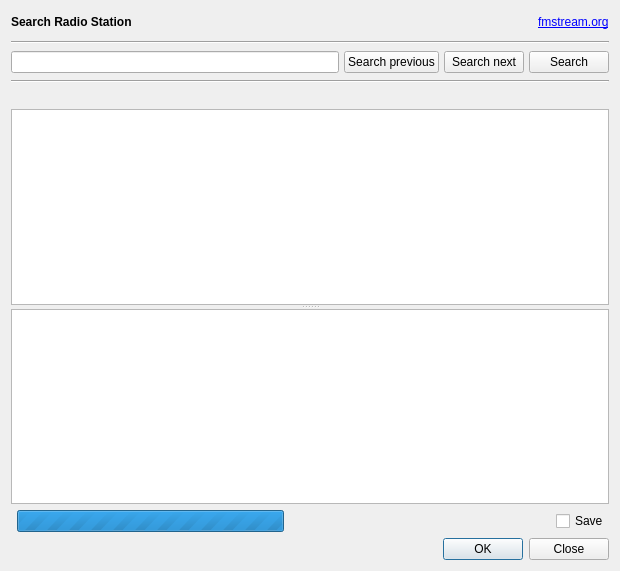
First picture: the form in src/Gui/Plugins/Stream/GUI_StationSearcher.ui, repository Inferno214221/sayonara-player, before the edit.
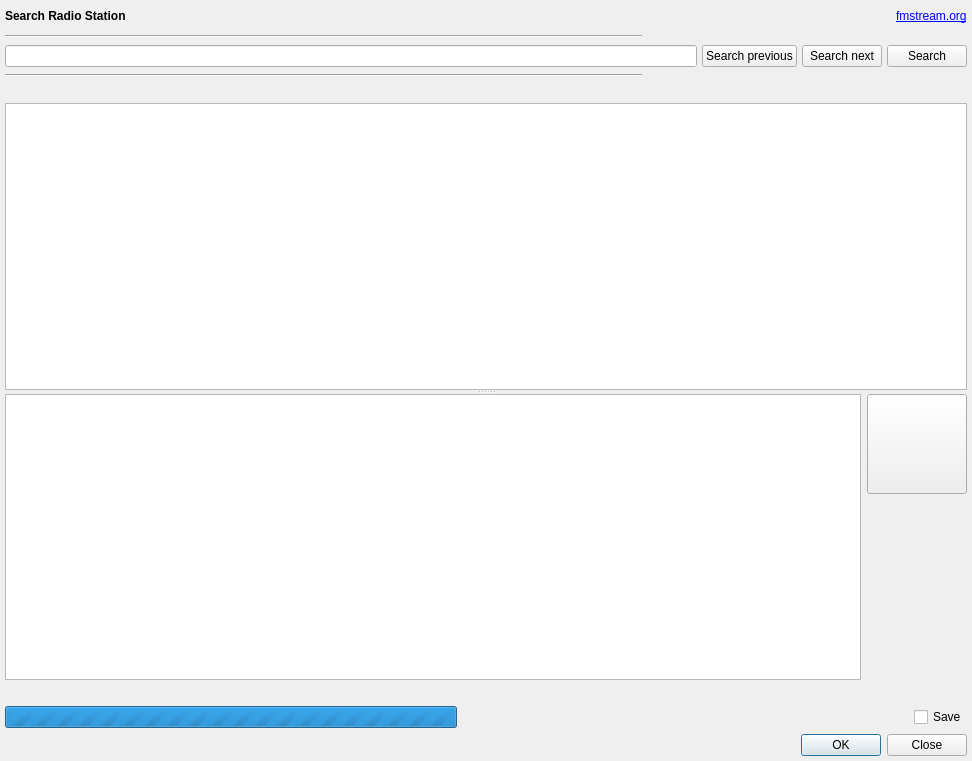
Second picture: the form after the edit. Custom widgets are drawn as their Qt base class.

Commit message: add cover to station searcher

```diff
--- a/src/Gui/Plugins/Stream/GUI_StationSearcher.ui
+++ b/src/Gui/Plugins/Stream/GUI_StationSearcher.ui
@@ -6,151 +6,41 @@
    <rect>
     <x>0</x>
     <y>0</y>
-    <width>620</width>
-    <height>571</height>
+    <width>972</width>
+    <height>761</height>
    </rect>
   </property>
   <property name="windowTitle">
    <string>Search Radio Station</string>
   </property>
   <layout class="QGridLayout" name="gridLayout">
-   <property name="verticalSpacing">
-    <number>6</number>
+   <property name="leftMargin">
+    <number>5</number>
    </property>
-   <item row="11" column="1">
-    <widget class="QDialogButtonBox" name="buttonBox">
-     <property name="standardButtons">
-      <set>QDialogButtonBox::Close|QDialogButtonBox::Ok</set>
-     </property>
-    </widget>
-   </item>
-   <item row="4" column="0" colspan="2">
-    <layout class="QHBoxLayout" name="horizontalLayout">
-     <property name="spacing">
-      <number>5</number>
-     </property>
-     <property name="topMargin">
-      <number>1</number>
-     </property>
-     <property name="bottomMargin">
-      <number>1</number>
-     </property>
-     <item>
-      <widget class="QLineEdit" name="leSearch"/>
-     </item>
-     <item>
-      <widget class="QPushButton" name="btnSearchPrev">
-       <property name="text">
-        <string notr="true">Search previous</string>
-       </property>
-      </widget>
-     </item>
-     <item>
-      <widget class="QPushButton" name="btnSearchNext">
-       <property name="text">
-        <string notr="true">Search next</string>
-       </property>
-      </widget>
-     </item>
-     <item>
-      <widget class="QPushButton" name="btnSearch">
-       <property name="text">
-        <string notr="true">Search</string>
-       </property>
-      </widget>
-     </item>
-    </layout>
-   </item>
-   <item row="8" column="0" colspan="2">
-    <widget class="QSplitter" name="splitter">
-     <property name="orientation">
-      <enum>Qt::Vertical</enum>
-     </property>
-     <widget class="QTableWidget" name="twStations">
-      <property name="alternatingRowColors">
-       <bool>true</bool>
-      </property>
-      <property name="selectionMode">
-       <enum>QAbstractItemView::SingleSelection</enum>
-      </property>
-      <property name="selectionBehavior">
-       <enum>QAbstractItemView::SelectRows</enum>
-      </property>
-      <property name="verticalScrollMode">
-       <enum>QAbstractItemView::ScrollPerPixel</enum>
-      </property>
-      <property name="showGrid">
-       <bool>false</bool>
-      </property>
-      <property name="gridStyle">
-       <enum>Qt::DotLine</enum>
-      </property>
-      <attribute name="horizontalHeaderMinimumSectionSize">
-       <number>30</number>
-      </attribute>
-      <attribute name="horizontalHeaderStretchLastSection">
-       <bool>true</bool>
-      </attribute>
-      <attribute name="verticalHeaderVisible">
-       <bool>false</bool>
-      </attribute>
-     </widget>
-     <widget class="QTableWidget" name="twStreams">
-      <property name="alternatingRowColors">
-       <bool>true</bool>
-      </property>
-      <property name="selectionMode">
-       <enum>QAbstractItemView::SingleSelection</enum>
-      </property>
-      <property name="selectionBehavior">
-       <enum>QAbstractItemView::SelectRows</enum>
-      </property>
-      <property name="verticalScrollMode">
-       <enum>QAbstractItemView::ScrollPerPixel</enum>
-      </property>
-      <property name="showGrid">
-       <bool>false</bool>
-      </property>
-      <property name="gridStyle">
-       <enum>Qt::DotLine</enum>
-      </property>
-      <attribute name="horizontalHeaderVisible">
-       <bool>false</bool>
-      </attribute>
-      <attribute name="horizontalHeaderMinimumSectionSize">
-       <number>30</number>
-      </attribute>
-      <attribute name="horizontalHeaderStretchLastSection">
-       <bool>true</bool>
-      </attribute>
-      <attribute name="verticalHeaderVisible">
-       <bool>false</bool>
-      </attribute>
-     </widget>
-    </widget>
-   </item>
-   <item row="6" column="0" colspan="2">
+   <property name="topMargin">
+    <number>5</number>
+   </property>
+   <property name="rightMargin">
+    <number>5</number>
+   </property>
+   <property name="bottomMargin">
+    <number>5</number>
+   </property>
+   <item row="4" column="0" colspan="3">
     <widget class="QLabel" name="labFromTo">
      <property name="text">
       <string notr="true"/>
      </property>
     </widget>
    </item>
-   <item row="3" column="0" colspan="2">
+   <item row="1" column="0" colspan="2">
     <widget class="Line" name="line">
      <property name="orientation">
       <enum>Qt::Horizontal</enum>
      </property>
     </widget>
    </item>
-   <item row="5" column="0" colspan="2">
-    <widget class="Line" name="line_2">
-     <property name="orientation">
-      <enum>Qt::Horizontal</enum>
-     </property>
-    </widget>
-   </item>
-   <item row="2" column="0" colspan="2">
+   <item row="0" column="0" colspan="3">
     <layout class="QHBoxLayout" name="horizontalLayout_3">
      <property name="topMargin">
       <number>1</number>
@@ -193,8 +83,115 @@
      </item>
     </layout>
    </item>
-   <item row="10" column="1">
+   <item row="5" column="0" rowspan="2" colspan="3">
+    <widget class="QSplitter" name="splitter">
+     <property name="orientation">
+      <enum>Qt::Vertical</enum>
+     </property>
+     <widget class="QTableWidget" name="twStations">
+      <property name="alternatingRowColors">
+       <bool>true</bool>
+      </property>
+      <property name="selectionMode">
+       <enum>QAbstractItemView::SingleSelection</enum>
+      </property>
+      <property name="selectionBehavior">
+       <enum>QAbstractItemView::SelectRows</enum>
+      </property>
+      <property name="verticalScrollMode">
+       <enum>QAbstractItemView::ScrollPerPixel</enum>
+      </property>
+      <property name="showGrid">
+       <bool>false</bool>
+      </property>
+      <property name="gridStyle">
+       <enum>Qt::DotLine</enum>
+      </property>
+      <attribute name="horizontalHeaderMinimumSectionSize">
+       <number>30</number>
+      </attribute>
+      <attribute name="horizontalHeaderStretchLastSection">
+       <bool>true</bool>
+      </attribute>
+      <attribute name="verticalHeaderVisible">
+       <bool>false</bool>
+      </attribute>
+     </widget>
+     <widget class="QWidget" name="horizontalLayoutWidget">
+      <layout class="QHBoxLayout" name="horizontalLayout_4">
+       <item>
+        <widget class="QTableWidget" name="twStreams">
+         <property name="alternatingRowColors">
+          <bool>true</bool>
+         </property>
+         <property name="selectionMode">
+          <enum>QAbstractItemView::SingleSelection</enum>
+         </property>
+         <property name="selectionBehavior">
+          <enum>QAbstractItemView::SelectRows</enum>
+         </property>
+         <property name="verticalScrollMode">
+          <enum>QAbstractItemView::ScrollPerPixel</enum>
+         </property>
+         <property name="showGrid">
+          <bool>false</bool>
+         </property>
+         <property name="gridStyle">
+          <enum>Qt::DotLine</enum>
+         </property>
+         <attribute name="horizontalHeaderVisible">
+          <bool>false</bool>
+         </attribute>
+         <attribute name="horizontalHeaderMinimumSectionSize">
+          <number>30</number>
+         </attribute>
+         <attribute name="horizontalHeaderStretchLastSection">
+          <bool>true</bool>
+         </attribute>
+         <attribute name="verticalHeaderVisible">
+          <bool>false</bool>
+         </attribute>
+        </widget>
+       </item>
+       <item>
+        <layout class="QVBoxLayout" name="verticalLayout">
+         <item>
+          <widget class="Gui::CoverButton" name="btnCover">
+           <property name="minimumSize">
+            <size>
+             <width>100</width>
+             <height>100</height>
+            </size>
+           </property>
+           <property name="text">
+            <string notr="true"/>
+           </property>
+          </widget>
+         </item>
+         <item>
+          <spacer name="verticalSpacer">
+           <property name="orientation">
+            <enum>Qt::Vertical</enum>
+           </property>
+           <property name="sizeHint" stdset="0">
+            <size>
+             <width>0</width>
+             <height>40</height>
+            </size>
+           </property>
+          </spacer>
+         </item>
+        </layout>
+       </item>
+      </layout>
+     </widget>
+    </widget>
+   </item>
+   <item row="7" column="0" colspan="3">
     <layout class="QHBoxLayout" name="horizontalLayout_2">
+     <property name="topMargin">
+      <number>20</number>
+     </property>
      <item>
       <widget class="QProgressBar" name="pbProgress">
        <property name="maximum">
@@ -227,8 +224,79 @@
      </item>
     </layout>
    </item>
+   <item row="3" column="0" colspan="2">
+    <widget class="Line" name="line_2">
+     <property name="orientation">
+      <enum>Qt::Horizontal</enum>
+     </property>
+    </widget>
+   </item>
+   <item row="8" column="0" colspan="3">
+    <widget class="QDialogButtonBox" name="buttonBox">
+     <property name="standardButtons">
+      <set>QDialogButtonBox::Close|QDialogButtonBox::Ok</set>
+     </property>
+    </widget>
+   </item>
+   <item row="2" column="0" colspan="3">
+    <layout class="QHBoxLayout" name="horizontalLayout">
+     <property name="spacing">
+      <number>5</number>
+     </property>
+     <property name="topMargin">
+      <number>1</number>
+     </property>
+     <property name="bottomMargin">
+      <number>1</number>
+     </property>
+     <item>
+      <widget class="QLineEdit" name="leSearch"/>
+     </item>
+     <item>
+      <widget class="QPushButton" name="btnSearchPrev">
+       <property name="text">
+        <string notr="true">Search previous</string>
+       </property>
+      </widget>
+     </item>
+     <item>
+      <widget class="QPushButton" name="btnSearchNext">
+       <property name="text">
+        <string notr="true">Search next</string>
+       </property>
+      </widget>
+     </item>
+     <item>
+      <widget class="QPushButton" name="btnSearch">
+       <property name="text">
+        <string notr="true">Search</string>
+       </property>
+      </widget>
+     </item>
+    </layout>
+   </item>
+   <item row="5" column="3">
+    <spacer name="verticalSpacer_2">
+     <property name="orientation">
+      <enum>Qt::Vertical</enum>
+     </property>
+     <property name="sizeHint" stdset="0">
+      <size>
+       <width>0</width>
+       <height>40</height>
+      </size>
+     </property>
+    </spacer>
+   </item>
   </layout>
  </widget>
+ <customwidgets>
+  <customwidget>
+   <class>Gui::CoverButton</class>
+   <extends>QPushButton</extends>
+   <header>Gui/Covers/CoverButton.h</header>
+  </customwidget>
+ </customwidgets>
  <tabstops>
   <tabstop>leSearch</tabstop>
   <tabstop>btnSearchPrev</tabstop>
```
The commit also changes 1 other file.
